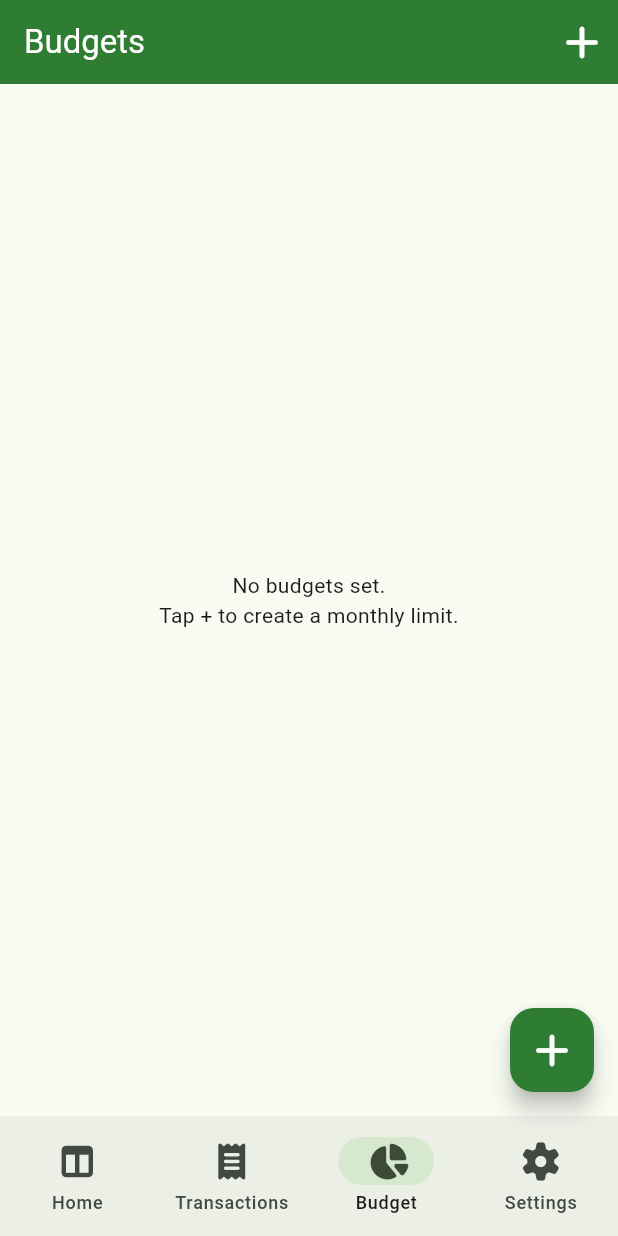
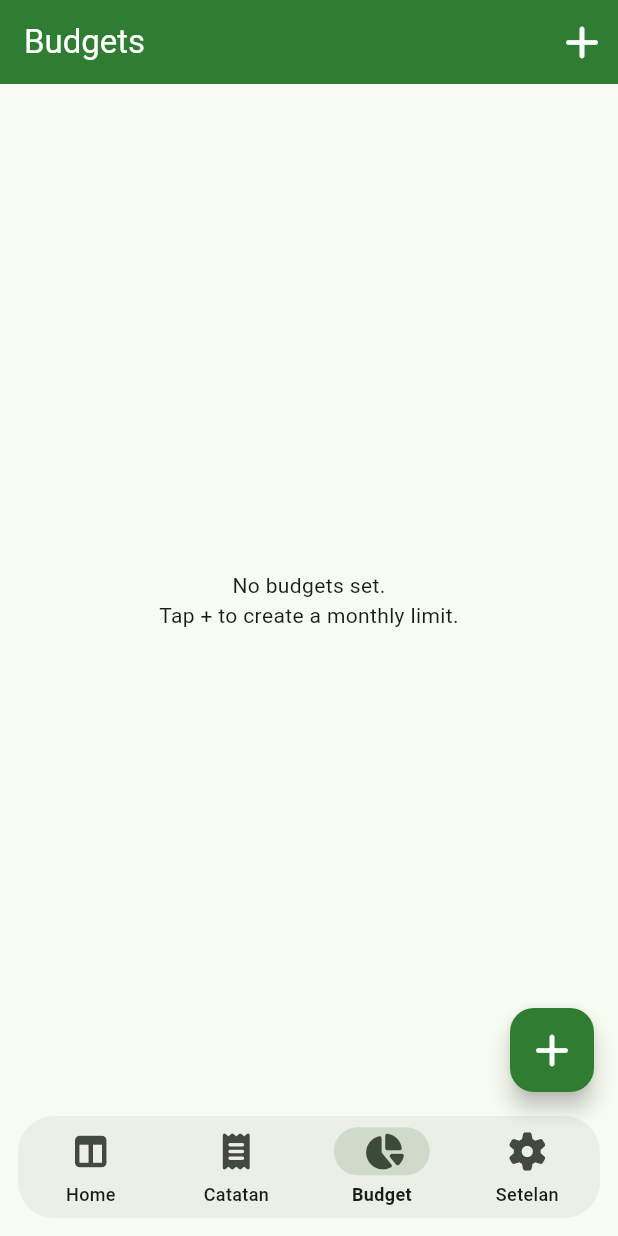
Before and after one commit to wahyuatmaja3/artha, a Flutter app: the screen it shows after launch, item 3 of the bottom bar chosen, on a phone screen of 412 x 824 dp. Run offline on Flutter 3.47's test engine with Material 3 defaults, Android fonts, the phone set to English and light mode, and no system bars; our stand-ins replace drift, fl_chart, flutter_riverpod, font_awesome_flutter, sqlite3_flutter_libs; accounts and stored records are empty; generated files the repository leaves out were written again.

```diff
--- a/lib/app.dart
+++ b/lib/app.dart
@@ -26,9 +26,27 @@ class _AppShellState extends ConsumerState<AppShell> {
 
   @override
   Widget build(BuildContext context) {
+    final scheme = Theme.of(context).colorScheme;
+
     return Scaffold(
       body: _screens[_currentIndex],
-      bottomNavigationBar: NavigationBar(
+      bottomNavigationBar: Padding(
+        padding: const EdgeInsets.fromLTRB(12, 0, 12, 12),
+        child: ClipRRect(
+          borderRadius: BorderRadius.circular(24),
+          child: NavigationBarTheme(
+            data: NavigationBarThemeData(
+              height: 68,
+              indicatorColor: scheme.primary.withValues(alpha: 0.16),
+              labelTextStyle: WidgetStateProperty.resolveWith((states) {
+                final isSelected = states.contains(WidgetState.selected);
+                return TextStyle(
+                  fontSize: 12,
+                  fontWeight: isSelected ? FontWeight.w700 : FontWeight.w500,
+                );
+              }),
+            ),
+            child: NavigationBar(
               selectedIndex: _currentIndex,
               onDestinationSelected: (index) {
                 setState(() {
@@ -44,7 +62,7 @@ class _AppShellState extends ConsumerState<AppShell> {
                 NavigationDestination(
                   icon: Icon(FontAwesomeIcons.receipt),
                   selectedIcon: Icon(FontAwesomeIcons.receipt),
-            label: 'Transactions',
+                  label: 'Catatan',
                 ),
                 NavigationDestination(
                   icon: Icon(FontAwesomeIcons.chartPie),
@@ -54,9 +72,12 @@ class _AppShellState extends ConsumerState<AppShell> {
                 NavigationDestination(
                   icon: Icon(FontAwesomeIcons.gear),
                   selectedIcon: Icon(FontAwesomeIcons.gear),
-            label: 'Settings',
+                  label: 'Setelan',
                 ),
               ],
+            ),
+          ),
+        ),
       ),
       floatingActionButton: FloatingActionButton(
         onPressed: () {
@@ -66,6 +87,7 @@ class _AppShellState extends ConsumerState<AppShell> {
             ),
           );
         },
+        shape: RoundedRectangleBorder(borderRadius: BorderRadius.circular(16)),
         child: const FaIcon(FontAwesomeIcons.plus),
       ),
       floatingActionButtonLocation: FloatingActionButtonLocation.endFloat,
```
Also changed, not shown: lib/features/dashboard/dashboard_screen.dart (+157 -19 lines), lib/features/transactions/transactions_screen.dart (+9 -3 lines). Lines whose indentation alone changed are shown as unchanged.
